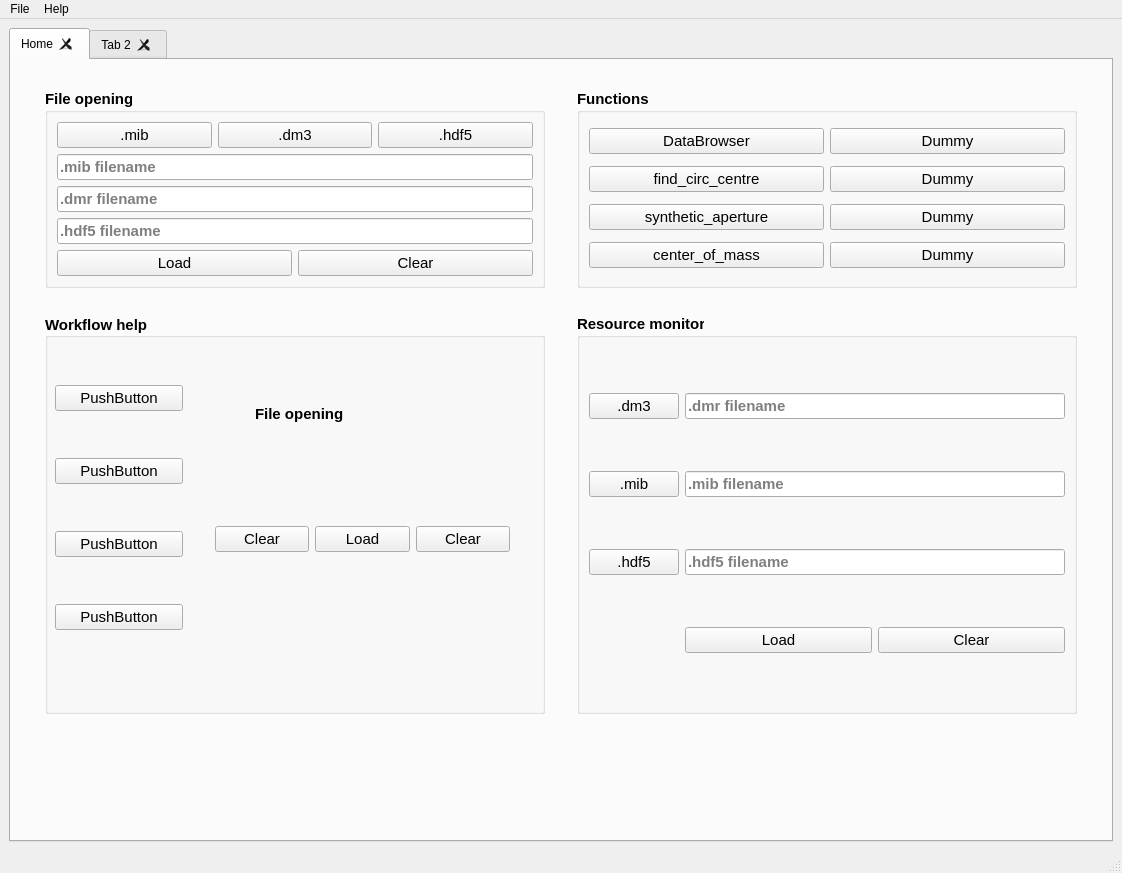
Qt form resources/homescreen.ui (CS26-FPD-Explorer/FPD-Explorer) before a commit.
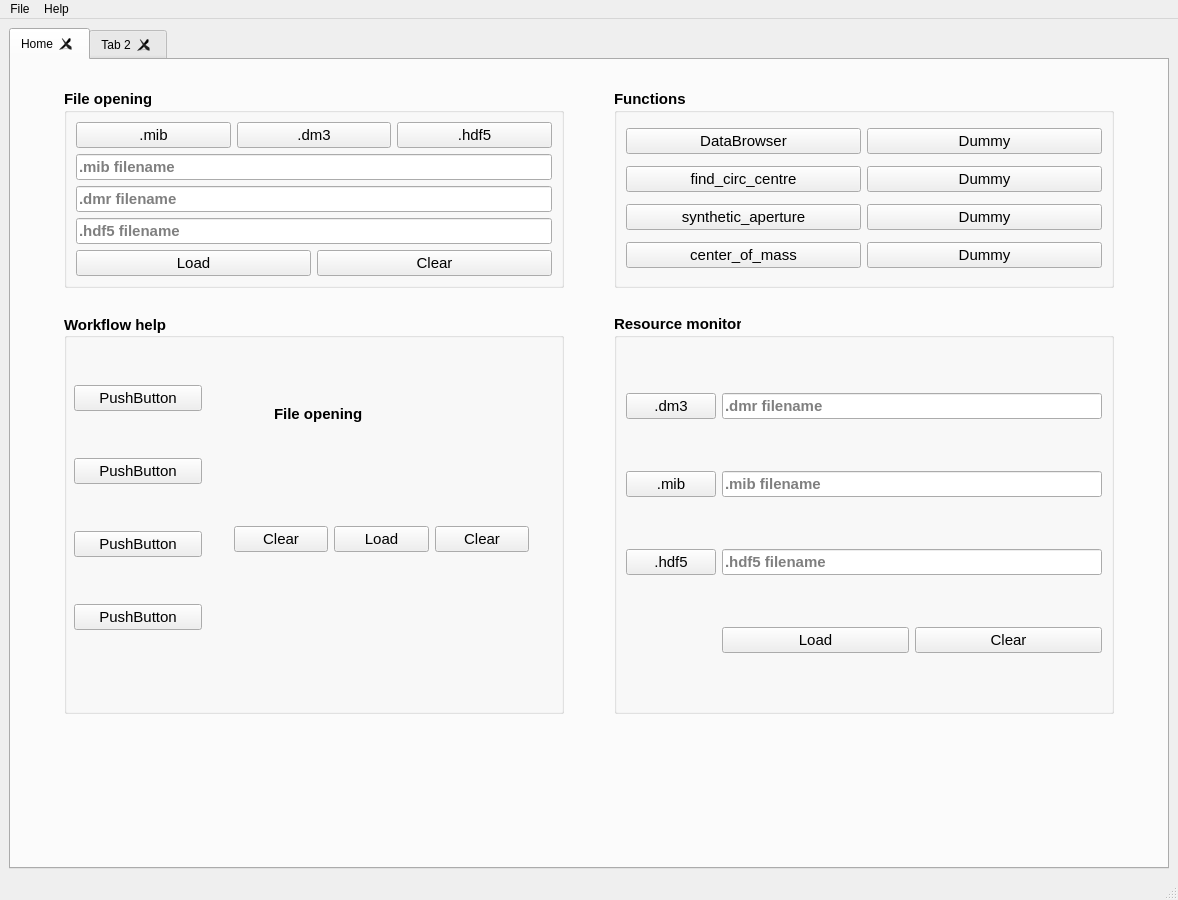
The same form after that commit.

Commit message:
WIP:Added QWidget with Nav & Diff DockWidget as DB tab
- This version uses ui_test_widget.py
- Main problem: 2 DockWidgets are not initially docked
- Dock both manually, then they behave as in main.py
- Priority: try to fix the initial docking
- Contains useless code

```diff
--- a/resources/homescreen.ui
+++ b/resources/homescreen.ui
@@ -6,8 +6,8 @@
    <rect>
     <x>0</x>
     <y>0</y>
-    <width>1122</width>
-    <height>873</height>
+    <width>1178</width>
+    <height>900</height>
    </rect>
   </property>
   <property name="windowTitle">
@@ -1012,7 +1012,7 @@
     <rect>
      <x>0</x>
      <y>0</y>
-     <width>1122</width>
+     <width>1178</width>
      <height>26</height>
     </rect>
    </property>
```
The commit also changes 1 other file.
